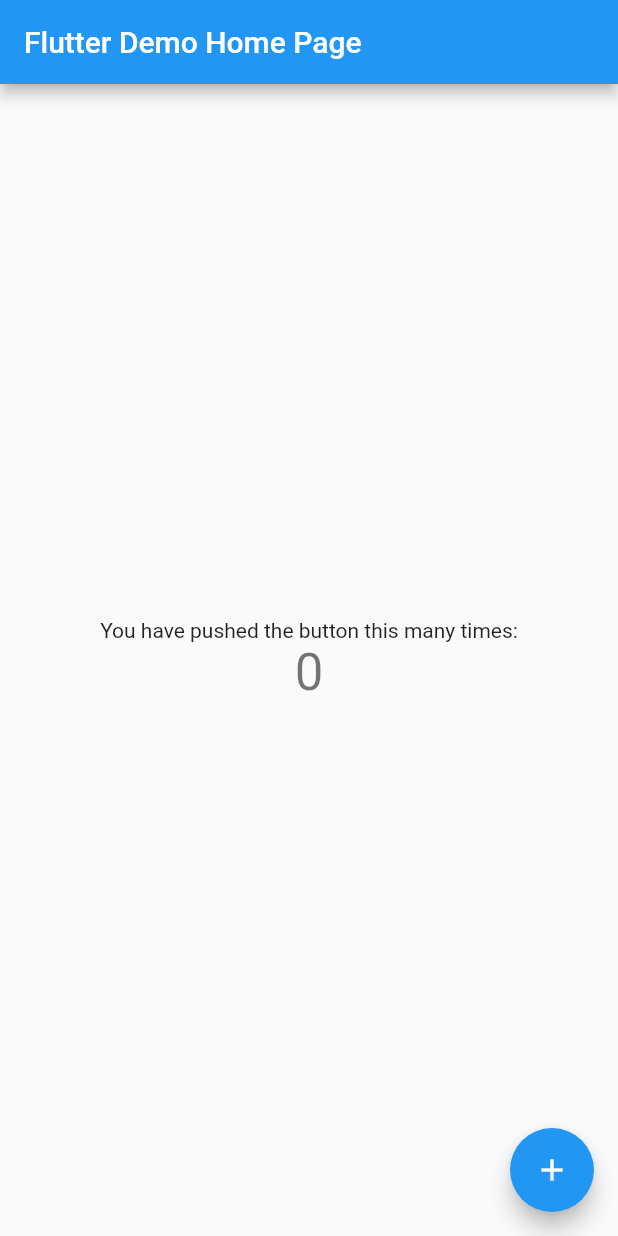
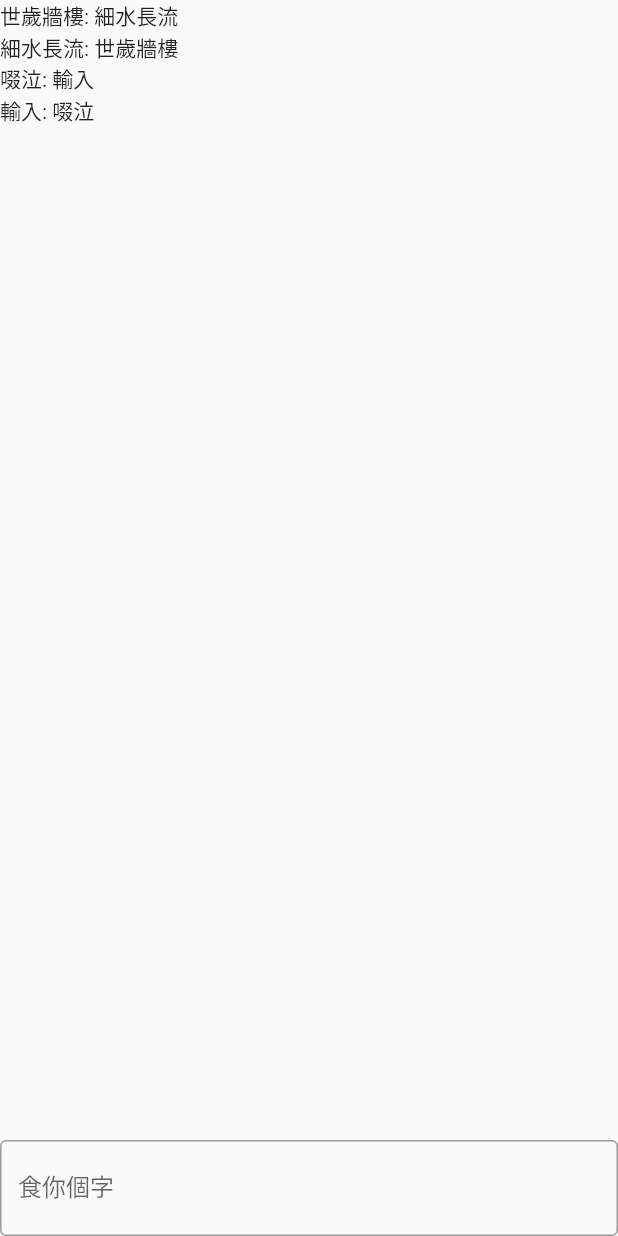
Before and after one commit to hk7math/EatZi, a Flutter app: the screen it shows after launch, on a phone screen of 412 x 824 dp. Run offline on Flutter 3.47's test engine with Material 2 defaults, Android fonts, the phone set to English and light mode, and no system bars.

Commit message:
plain list & text field

```diff
--- a/lib/main.dart
+++ b/lib/main.dart
@@ -1,113 +1,56 @@
 import 'package:flutter/material.dart';
 
 void main() {
-  runApp(MyApp());
+  runApp(EatZi());
 }
 
-class MyApp extends StatelessWidget {
-  // This widget is the root of your application.
+class EatZi extends StatefulWidget {
   @override
-  Widget build(BuildContext context) {
-    return MaterialApp(
-      title: 'Flutter Demo',
-      theme: ThemeData(
-        // This is the theme of your application.
-        //
-        // Try running your application with "flutter run". You'll see the
-        // application has a blue toolbar. Then, without quitting the app, try
-        // changing the primarySwatch below to Colors.green and then invoke
-        // "hot reload" (press "r" in the console where you ran "flutter run",
-        // or simply save your changes to "hot reload" in a Flutter IDE).
-        // Notice that the counter didn't reset back to zero; the application
-        // is not restarted.
-        primarySwatch: Colors.blue,
-      ),
-      home: MyHomePage(title: 'Flutter Demo Home Page'),
-    );
-  }
+  _EatZiState createState() => _EatZiState();
 }
 
-class MyHomePage extends StatefulWidget {
-  MyHomePage({Key key, this.title}) : super(key: key);
-
-  // This widget is the home page of your application. It is stateful, meaning
-  // that it has a State object (defined below) that contains fields that affect
-  // how it looks.
-
-  // This class is the configuration for the state. It holds the values (in this
-  // case the title) provided by the parent (in this case the App widget) and
-  // used by the build method of the State. Fields in a Widget subclass are
-  // always marked "final".
-
-  final String title;
+class _EatZiState extends State<EatZi> {
+  List<String> words = ['世歲牆樓', '細水長流', '啜泣', '輸入'];
+  Map<int, List<int>> eatzi = {
+    0: [1],
+    1: [0],
+    2: [3],
+    3: [2],
+  };
 
   @override
-  _MyHomePageState createState() => _MyHomePageState();
-}
-
-class _MyHomePageState extends State<MyHomePage> {
-  int _counter = 0;
-
-  void _incrementCounter() {
-    setState(() {
-      // This call to setState tells the Flutter framework that something has
-      // changed in this State, which causes it to rerun the build method below
-      // so that the display can reflect the updated values. If we changed
-      // _counter without calling setState(), then the build method would not be
-      // called again, and so nothing would appear to happen.
-      _counter++;
-    });
+  void initState() {
+    super.initState();
   }
 
   @override
   Widget build(BuildContext context) {
-    // This method is rerun every time setState is called, for instance as done
-    // by the _incrementCounter method above.
-    //
-    // The Flutter framework has been optimized to make rerunning build methods
-    // fast, so that you can just rebuild anything that needs updating rather
-    // than having to individually change instances of widgets.
-    return Scaffold(
-      appBar: AppBar(
-        // Here we take the value from the MyHomePage object that was created by
-        // the App.build method, and use it to set our appbar title.
-        title: Text(widget.title),
-      ),
-      body: Center(
-        // Center is a layout widget. It takes a single child and positions it
-        // in the middle of the parent.
-        child: Column(
-          // Column is also a layout widget. It takes a list of children and
-          // arranges them vertically. By default, it sizes itself to fit its
-          // children horizontally, and tries to be as tall as its parent.
-          //
-          // Invoke "debug painting" (press "p" in the console, choose the
-          // "Toggle Debug Paint" action from the Flutter Inspector in Android
-          // Studio, or the "Toggle Debug Paint" command in Visual Studio Code)
-          // to see the wireframe for each widget.
-          //
-          // Column has various properties to control how it sizes itself and
-          // how it positions its children. Here we use mainAxisAlignment to
-          // center the children vertically; the main axis here is the vertical
-          // axis because Columns are vertical (the cross axis would be
-          // horizontal).
-          mainAxisAlignment: MainAxisAlignment.center,
-          children: <Widget>[
-            Text(
-              'You have pushed the button this many times:',
-            ),
-            Text(
-              '$_counter',
-              style: Theme.of(context).textTheme.headline4,
-            ),
+    return MaterialApp(
+        debugShowCheckedModeBanner: false,
+        home: Scaffold(
+            body: Column(
+          mainAxisAlignment: MainAxisAlignment.spaceBetween,
+          children: [
+            Column(
+                children: eatzi
+                    .map((key, value) => MapEntry(
+                        key,
+                        Row(
+                          children: [
+                            Text(
+                                '${words[key]}: ${eatzi[key].map((e) => words[e]).join(',')}')
+                          ],
+                        )))
+                    .values
+                    .toList()),
+            TextField(
+              decoration: InputDecoration(
+                border: OutlineInputBorder(),
+                labelText: '食你個字',
+                hintText: '啜泣',
+              ),
+            )
           ],
-        ),
-      ),
-      floatingActionButton: FloatingActionButton(
-        onPressed: _incrementCounter,
-        tooltip: 'Increment',
-        child: Icon(Icons.add),
-      ), // This trailing comma makes auto-formatting nicer for build methods.
-    );
+        )));
   }
 }
```
